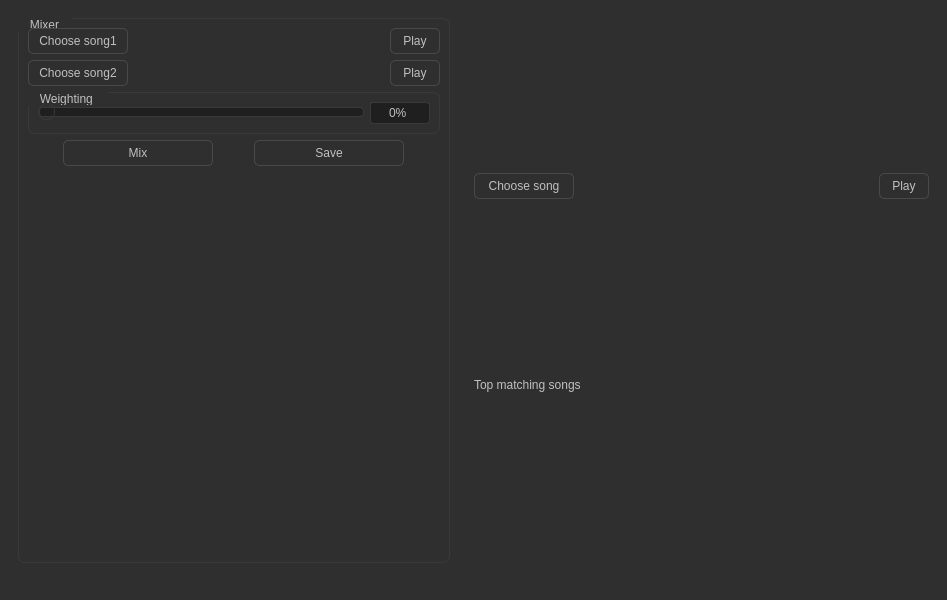
Above: main_window.ui from MohamedHisham20/DSP_FingerPrint before the change. Below: the same form after it.
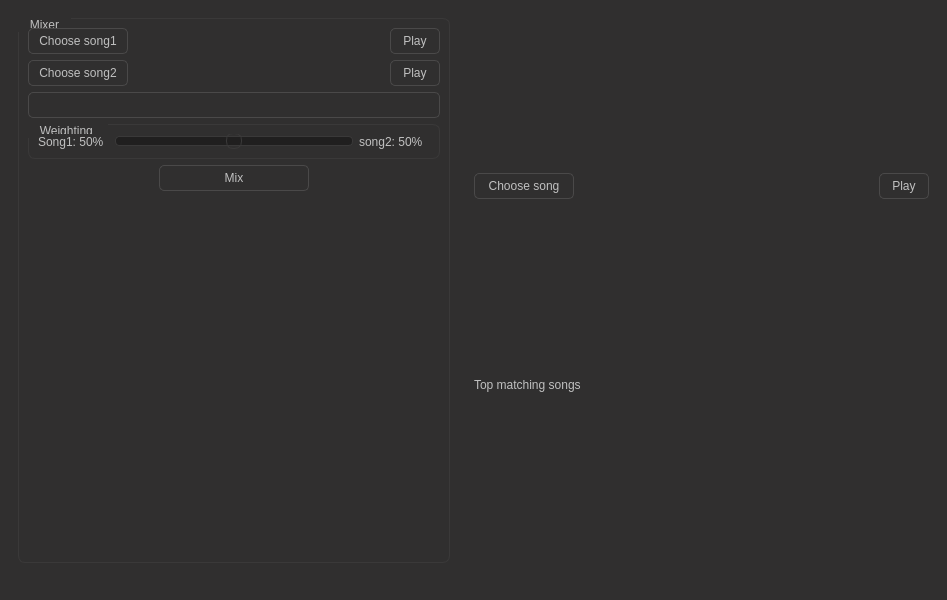
That is the form after the change. Icons and pictures are not drawn.

The edit to the form file:
```diff
--- a/main_window.ui
+++ b/main_window.ui
@@ -1019,6 +1019,13 @@
             </layout>
            </widget>
           </item>
+          <item>
+           <widget class="QPushButton" name="Play_stop_mix">
+            <property name="text">
+             <string/>
+            </property>
+           </widget>
+          </item>
           <item>
            <layout class="QHBoxLayout" name="horizontalLayout_9"/>
           </item>
@@ -1034,23 +1041,42 @@
              <string>Weighting </string>
             </property>
             <layout class="QHBoxLayout" name="mixingLayout_3">
+             <item>
+              <widget class="QLabel" name="song1_w">
+               <property name="minimumSize">
+                <size>
+                 <width>71</width>
+                 <height>0</height>
+                </size>
+               </property>
+               <property name="text">
+                <string>Song1: 50%</string>
+               </property>
+              </widget>
+             </item>
              <item>
               <widget class="QSlider" name="weighting">
+               <property name="maximum">
+                <number>100</number>
+               </property>
+               <property name="value">
+                <number>50</number>
+               </property>
                <property name="orientation">
                 <enum>Qt::Horizontal</enum>
                </property>
               </widget>
              </item>
              <item>
-              <widget class="QSpinBox" name="mixSpinBox_3">
+              <widget class="QLabel" name="song2_w">
                <property name="minimumSize">
                 <size>
-                 <width>60</width>
+                 <width>71</width>
                  <height>0</height>
                 </size>
                </property>
-               <property name="suffix">
-                <string>%</string>
+               <property name="text">
+                <string>song2: 50%</string>
                </property>
               </widget>
              </item>
@@ -1072,25 +1098,6 @@
               </property>
              </widget>
             </item>
-            <item>
-             <widget class="QPushButton" name="save_mix_3">
-              <property name="minimumSize">
-               <size>
-                <width>100</width>
-                <height>0</height>
-               </size>
-              </property>
-              <property name="maximumSize">
-               <size>
-                <width>150</width>
-                <height>16777215</height>
-               </size>
-              </property>
-              <property name="text">
-               <string>Save</string>
-              </property>
-             </widget>
-            </item>
            </layout>
           </item>
           <item>
```
Left out of the diff: 35 changed lines with no effect on the pictures.
